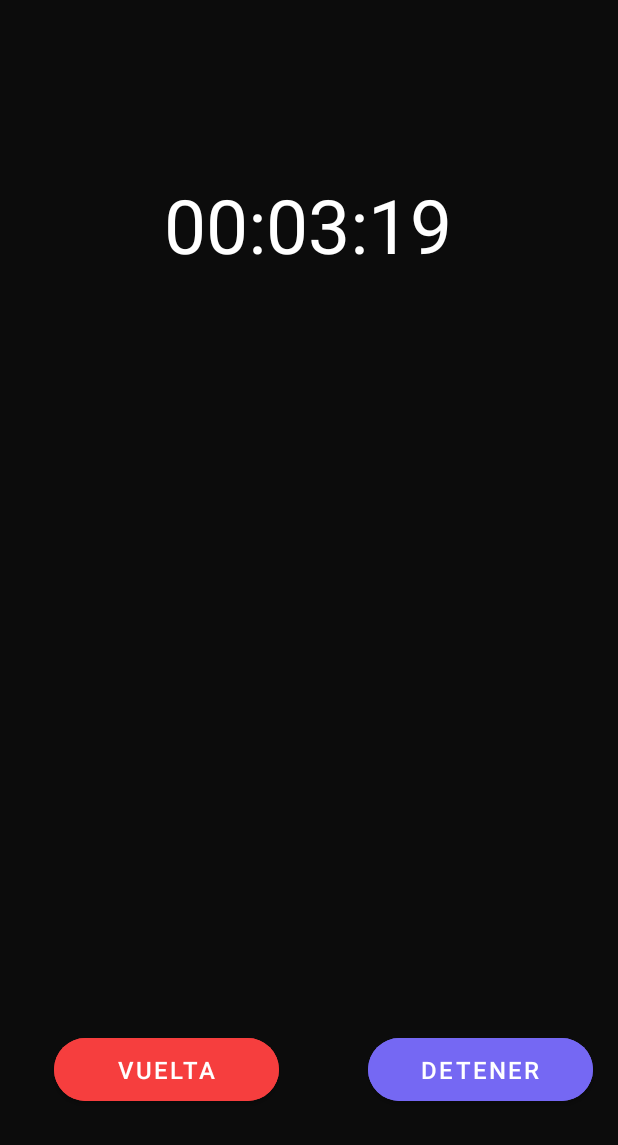
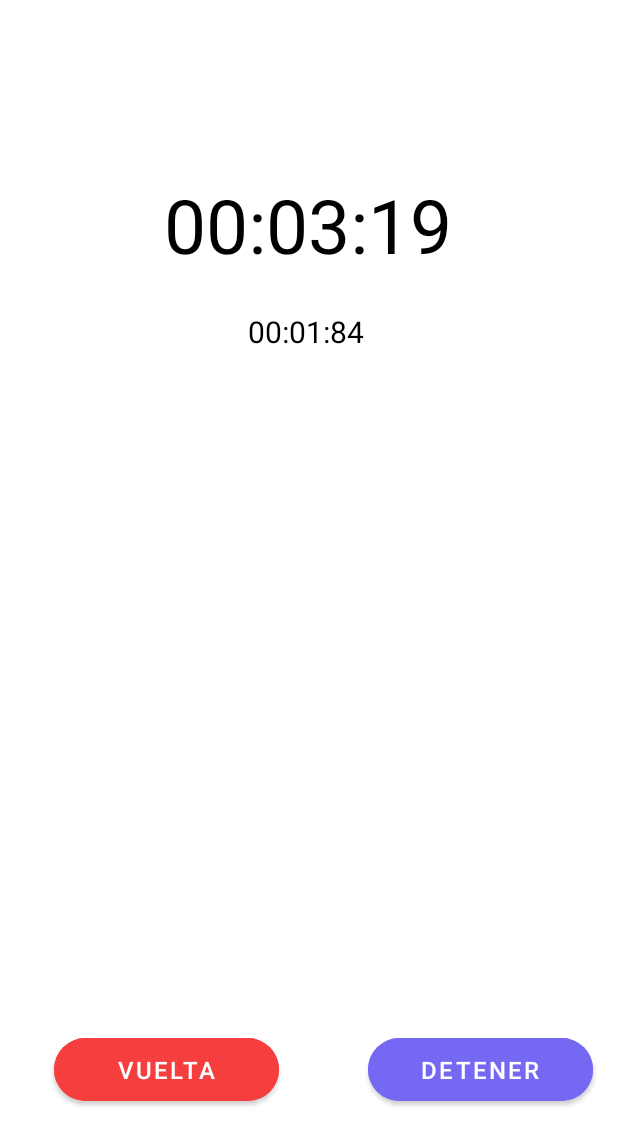
Before and after one commit to Efren-Ortega/cronometro, an Android app: the screen it shows after launch (MainActivity), after a tap on "VUELTA", on a phone screen of 412 x 824 dp. Shown: the top 1145 px of the screen. Run offline under Robolectric (Android 15) with nearby library versions, the phone set to English and light mode, and no system bars; 3 other taps on this screen came first.

Commit message:
Generación de Vueltas

```diff
--- a/app/src/main/java/com/example/cronometro/MainActivity.java
+++ b/app/src/main/java/com/example/cronometro/MainActivity.java
@@ -4,14 +4,25 @@ import androidx.appcompat.app.AppCompatActivity;
 
 import android.os.Bundle;
 import android.os.Handler;
+import android.view.LayoutInflater;
 import android.view.View;
+import android.view.ViewGroup;
 import android.widget.Button;
+import android.widget.LinearLayout;
+import android.widget.RelativeLayout;
+import android.widget.ScrollView;
 import android.widget.TextView;
 import android.widget.Toast;
 
-public class MainActivity extends AppCompatActivity {
+public class MainActivity extends AppCompatActivity{
+
+
+    private ViewGroup layout;
+    private ScrollView scrollView;
+
 
     private TextView tempo;
+    private TextView vuelta;
     private Button btn_start, btn_stop;
     private  int mils = 0;
     private int seconds = 0;
@@ -24,8 +35,10 @@ public class MainActivity extends AppCompatActivity {
     protected void onCreate(Bundle savedInstanceState) {
         super.onCreate(savedInstanceState);
         setContentView(R.layout.activity_main);
+        getSupportActionBar().hide();
 
-        getSupportActionBar().hide();
+        layout = (ViewGroup) findViewById(R.id.vg_vueltas);
+        scrollView = (ScrollView) findViewById(R.id.scrollView2);
 
 
         tempo = (TextView) findViewById(R.id.tempo);
@@ -78,12 +91,34 @@ public class MainActivity extends AppCompatActivity {
                     btn_start.setText("Iniciar");
                     btn_stop.setText("Detener");
                 }else{
-                    Toast.makeText(MainActivity.this, "Vuelta", Toast.LENGTH_SHORT).show();
+                    agregarVueltas();
                 }
             }
         });
 
 
+
+    }
+
+    public void agregarVueltas(){
+        LayoutInflater inflater = LayoutInflater.from(this);
+        int id = R.layout.vueltas_text;
+        RelativeLayout relativeLayout = (RelativeLayout) inflater.inflate(id, null, false);
+
+        TextView textView = (TextView) relativeLayout.findViewById(R.id.text_vuelta);
+        textView.setText(tempo.getText());
+
+        LinearLayout.LayoutParams params = new LinearLayout.LayoutParams(ViewGroup.LayoutParams.WRAP_CONTENT, ViewGroup.LayoutParams.WRAP_CONTENT);
+        relativeLayout.setPadding(5, 0, 5, 10);
+        relativeLayout.setLayoutParams(params);
+        layout.addView(relativeLayout);
+
+        scrollView.post(new Runnable() {
+            @Override
+            public void run() {
+                scrollView.fullScroll(ScrollView.FOCUS_DOWN);
+            }
+        });
 
     }
 
--- a/app/src/main/res/layout/activity_main.xml
+++ b/app/src/main/res/layout/activity_main.xml
@@ -4,7 +4,7 @@
     xmlns:tools="http://schemas.android.com/tools"
     android:layout_width="match_parent"
     android:layout_height="match_parent"
-    android:background="#0C0C0C"
+    android:background="#FFFFFF"
     tools:context=".MainActivity">
 
     <TextView
@@ -13,7 +13,7 @@
         android:layout_height="wrap_content"
         android:layout_marginTop="116dp"
         android:text="00:00:00"
-        android:textColor="#fff"
+        android:textColor="#000000"
         android:textSize="50dp"
         app:layout_constraintEnd_toEndOf="parent"
         app:layout_constraintHorizontal_bias="0.497"
@@ -25,9 +25,22 @@
         android:layout_width="410dp"
         android:layout_height="353dp"
         android:layout_marginTop="24dp"
+        android:layout_alignParentStart="true"
+        android:layout_alignParentLeft="true"
+        android:layout_alignParentTop="true"
+        android:fillViewport="true"
+        android:scrollbarStyle="outsideInset"
         app:layout_constraintEnd_toEndOf="parent"
         app:layout_constraintStart_toStartOf="parent"
-        app:layout_constraintTop_toBottomOf="@+id/tempo" />
+        app:layout_constraintTop_toBottomOf="@+id/tempo">
+
+        <LinearLayout
+            android:id="@+id/vg_vueltas"
+            android:layout_width="fill_parent"
+            android:layout_height="wrap_content"
+            android:orientation="vertical" />
+
+    </ScrollView>
 
     <Button
         android:id="@+id/btn_start"
--- /dev/null
+++ b/app/src/main/res/layout/vueltas_text.xml
@@ -0,0 +1,23 @@
+<?xml version="1.0" encoding="utf-8"?>
+<RelativeLayout xmlns:android="http://schemas.android.com/apk/res/android"
+    xmlns:app="http://schemas.android.com/apk/res-auto"
+    xmlns:tools="http://schemas.android.com/tools"
+    android:layout_width="match_parent"
+    android:layout_height="match_parent"
+    tools:context=".MainActivity">
+
+    <TextView
+        android:id="@+id/text_vuelta"
+        android:layout_width="match_parent"
+        android:layout_height="wrap_content"
+        android:gravity="center"
+        android:paddingStart="30dp"
+        android:paddingEnd="30dp"
+        android:text="TextView"
+        android:textColor="#000000"
+        android:textSize="20sp"
+        app:layout_constraintEnd_toEndOf="parent"
+        app:layout_constraintStart_toStartOf="parent"
+        app:layout_constraintTop_toTopOf="parent" />
+
+</RelativeLayout>
```
